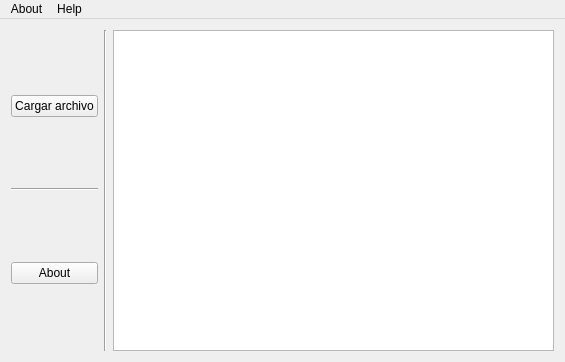
Above: mainwindow.ui from SlyJose/Proyecto---Arquitectura-CPU before the change. Below: the same form after it.
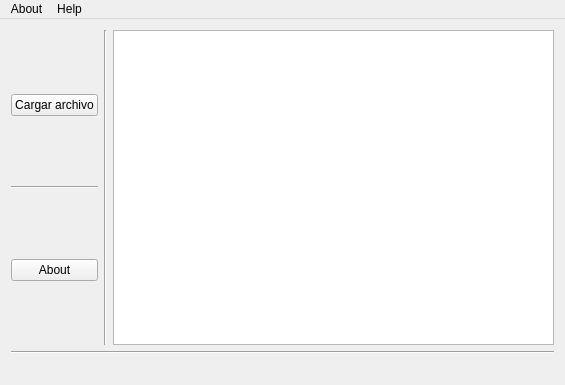
That is the form after the change.

The edit to the form file:
```diff
--- a/mainwindow.ui
+++ b/mainwindow.ui
@@ -7,7 +7,7 @@
     <x>0</x>
     <y>0</y>
     <width>565</width>
-    <height>362</height>
+    <height>385</height>
    </rect>
   </property>
   <property name="sizePolicy">
@@ -29,6 +29,8 @@
    <string notr="true"/>
   </property>
   <widget class="QWidget" name="centralWidget">
+   <layout class="QVBoxLayout" name="verticalLayout_2">
+    <item>
    <layout class="QHBoxLayout" name="horizontalLayout">
     <item>
      <layout class="QVBoxLayout" name="verticalLayout">
@@ -78,6 +80,25 @@
       </property>
       <property name="readOnly">
        <bool>true</bool>
+        </property>
+       </widget>
+      </item>
+     </layout>
+    </item>
+    <item>
+     <widget class="Line" name="line_3">
+      <property name="orientation">
+       <enum>Qt::Horizontal</enum>
+      </property>
+     </widget>
+    </item>
+    <item>
+     <widget class="QLabel" name="hiloActual">
+      <property name="text">
+       <string/>
+      </property>
+      <property name="alignment">
+       <set>Qt::AlignRight|Qt::AlignTrailing|Qt::AlignVCenter</set>
       </property>
      </widget>
     </item>
```
Lines whose indentation alone changed are shown as unchanged.
